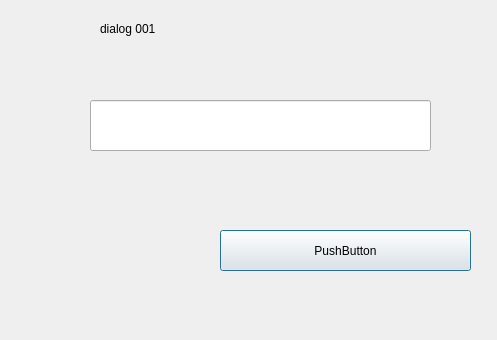
The window that test_two_dialog/dialog001.ui (xiaozhe/qtsoftkeyboard) describes before a commit, drawn with Qt 5.
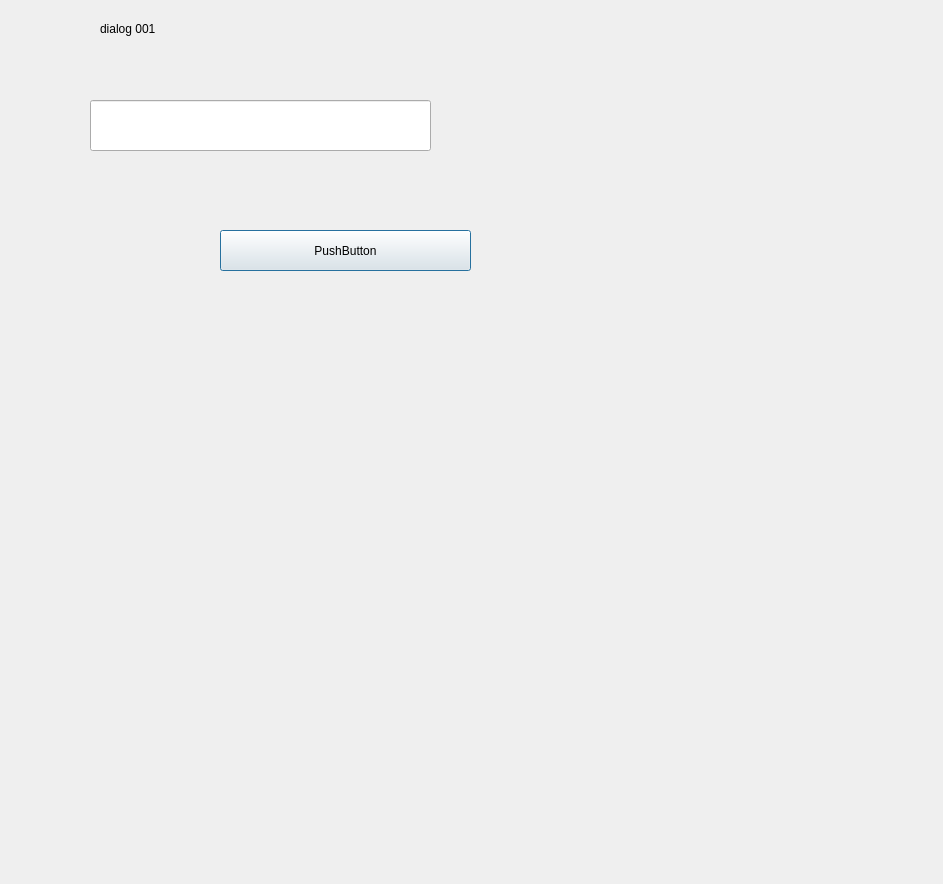
The same window after the commit.

```diff
--- a/test_two_dialog/dialog001.ui
+++ b/test_two_dialog/dialog001.ui
@@ -6,8 +6,8 @@
    <rect>
     <x>0</x>
     <y>0</y>
-    <width>497</width>
-    <height>340</height>
+    <width>943</width>
+    <height>884</height>
    </rect>
   </property>
   <property name="windowTitle">
```
